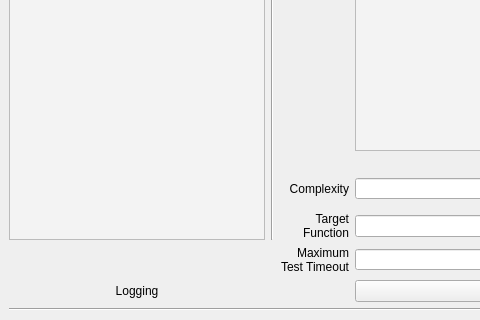
The window that view/AbinDebuggerPages.ui (jbcamacho/AbinDebugger) describes before a commit, drawn with Qt 5; both pictures show x 0 to 480 and y 401 to 721 of the 971 by 721 pixel window.
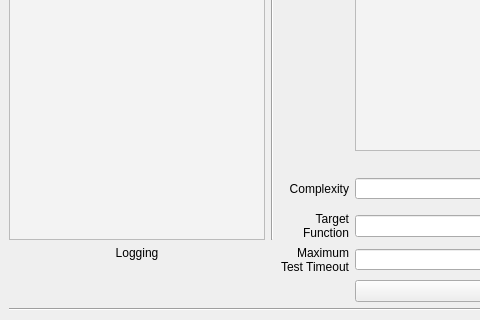
The same window after the commit. The open tabs and pages were chosen to show the change. Icons and pictures are not drawn.

Commit message: fixed UI's logging label position

What changed in the file:
```diff
--- a/view/AbinDebuggerPages.ui
+++ b/view/AbinDebuggerPages.ui
@@ -381,16 +381,6 @@
       </property>
      </widget>
     </item>
-    <item row="10" column="0">
-     <widget class="QLabel" name="lblLogging">
-      <property name="text">
-       <string>Logging</string>
-      </property>
-      <property name="alignment">
-       <set>Qt::AlignCenter</set>
-      </property>
-     </widget>
-    </item>
     <item row="6" column="3">
      <widget class="QSpinBox" name="snbComplexity">
       <property name="alignment">
@@ -474,6 +464,16 @@
       </property>
      </widget>
     </item>
+    <item row="9" column="0" alignment="Qt::AlignTop">
+     <widget class="QLabel" name="lblLogging">
+      <property name="text">
+       <string>Logging</string>
+      </property>
+      <property name="alignment">
+       <set>Qt::AlignCenter</set>
+      </property>
+     </widget>
+    </item>
    </layout>
   </widget>
   <widget class="QWidget" name="miningPage">
```
